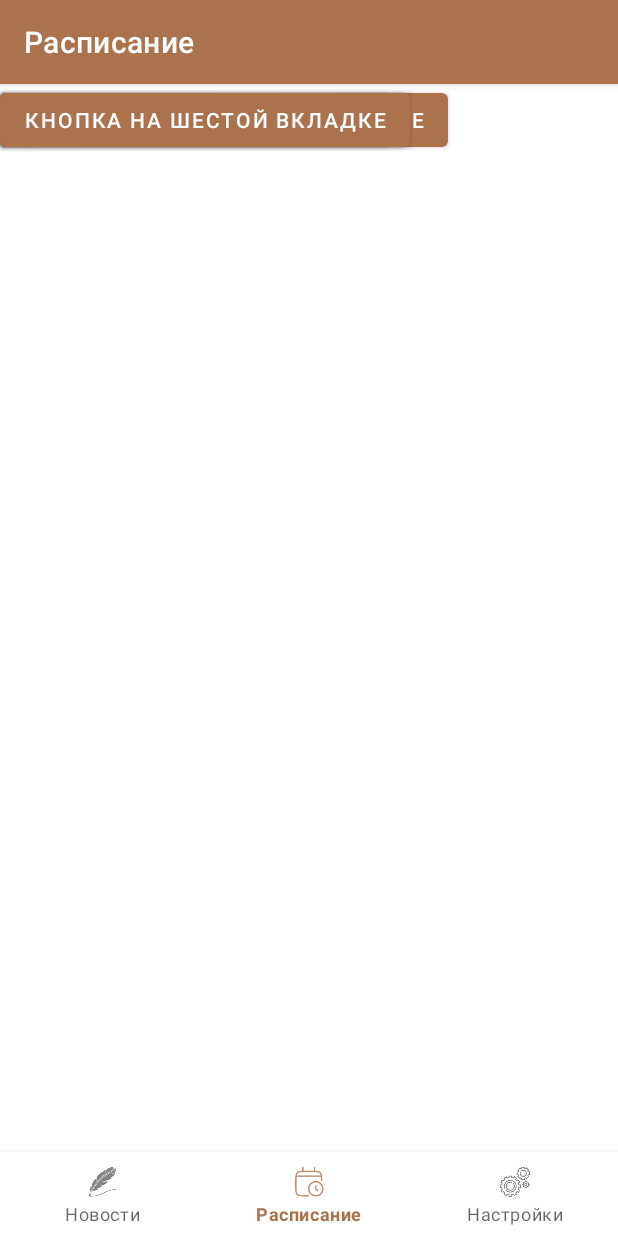
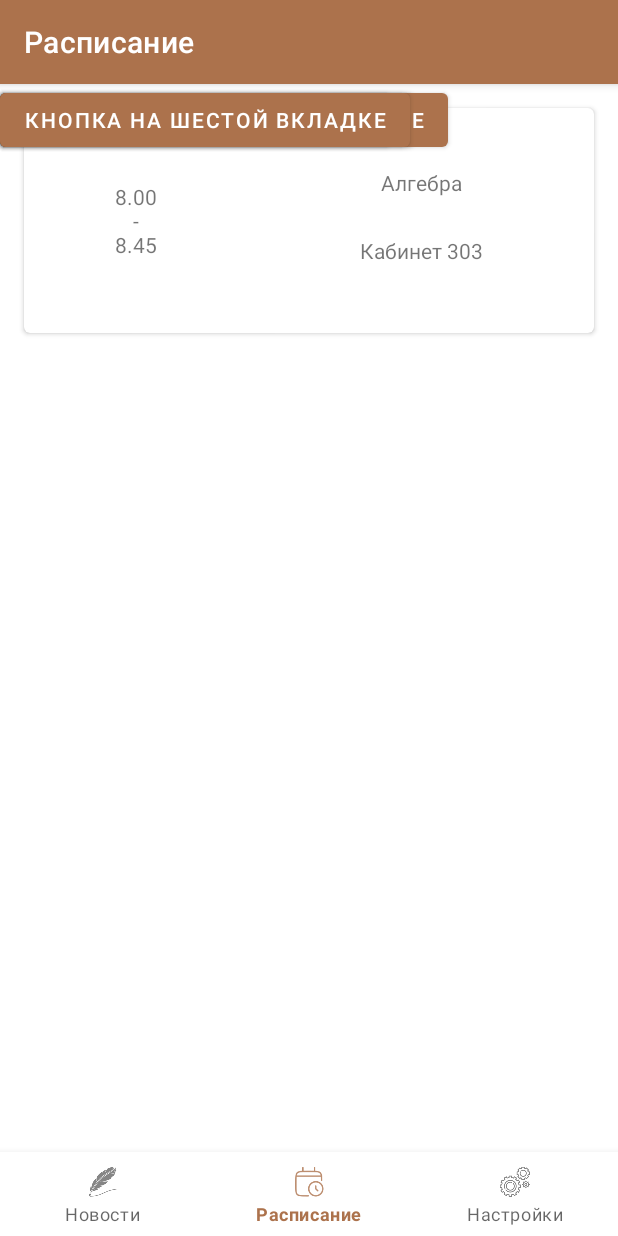
Before and after one commit to MrSmIlEyar/software_for_the_lyceum9_java, an Android app: the DashboardFragment screen opened through its navigation route, on a phone screen of 412 x 824 dp. Run offline under Robolectric (Android 15) with nearby library versions, the phone set to English and light mode, and no system bars; our stand-ins replace navigation-ui.

Commit message:
design raspisanie

```diff
--- a/app/src/main/AndroidManifest.xml
+++ b/app/src/main/AndroidManifest.xml
@@ -18,10 +18,6 @@
             android:exported="false"
             android:label="@string/title_activity_signup" />
         <activity
-            android:name=".main2"
-            android:exported="false"
-            android:label="@string/title_activity_main2" />
-        <activity
             android:name=".MainActivity"
             android:exported="true"
             android:label="@string/app_name">
@@ -31,6 +27,10 @@
                 <category android:name="android.intent.category.LAUNCHER" />
             </intent-filter>
         </activity>
+        <activity
+            android:name=".main2"
+            android:exported="false"
+            android:label="@string/title_activity_main2" />
     </application>
 
 </manifest>
--- a/app/src/main/res/layout/fragment_dashboard.xml
+++ b/app/src/main/res/layout/fragment_dashboard.xml
@@ -37,14 +37,65 @@
                     <LinearLayout
                         android:id="@+id/tab1"
                         android:layout_width="match_parent"
-                        android:layout_height="match_parent" >
+                        android:layout_height="match_parent">
 
-                        <Button
-                            android:id="@+id/button1"
-                            android:layout_width="wrap_content"
-                            android:layout_height="wrap_content"
-                            android:text="Кнопка на первой вкладке" />
+                        <RelativeLayout
+                            android:layout_width="match_parent"
+                            android:layout_height="match_parent">
 
+                            <androidx.cardview.widget.CardView
+                                android:id="@+id/card_view"
+                                style="@style/MyCardViewStyle"
+                                android:layout_width="match_parent"
+                                android:layout_height="150sp"
+                                android:layout_gravity="center"
+                                android:layout_marginHorizontal="16dp"
+                                android:layout_marginVertical="16dp"
+                                app:cardCornerRadius="4dp"
+                                app:contentPaddingBottom="0sp"
+                                app:contentPaddingLeft="0sp"
+                                app:contentPaddingRight="0sp"
+                                app:contentPaddingTop="0sp"
+                                app:layout_constraintBottom_toBottomOf="parent"
+                                tools:layout_editor_absoluteX="16dp">
+
+                                <RelativeLayout
+                                    android:id = "@+id/cardlayout"
+                                    android:layout_width="match_parent"
+                                    android:layout_height="match_parent">
+
+                                    <TextView
+                                        android:id="@+id/textView15"
+                                        style="@style/LeftTextViewStyle"
+                                        android:layout_width="150sp"
+                                        android:layout_height="match_parent"
+                                        android:gravity="center"
+                                        android:text="8.00\n-\n8.45" />
+
+                                    <TextView
+                                        android:id="@+id/textView16"
+                                        style="@style/RightTextViewStyle"
+                                        android:layout_width="match_parent"
+                                        android:layout_height="75sp"
+                                        android:layout_toRightOf="@+id/textView15"
+                                        android:gravity="center_horizontal"
+                                        android:paddingTop="40sp"
+                                        android:text="Алгебра" />
+
+                                    <TextView
+                                        android:id="@+id/textView17"
+                                        android:layout_width="match_parent"
+                                        android:layout_height="75sp"
+                                        android:layout_below="@+id/textView16"
+                                        android:layout_toRightOf="@+id/textView15"
+                                        android:gravity="center_horizontal"
+                                        android:paddingTop="10sp"
+                                        android:text="Кабинет 303" />
+                                </RelativeLayout>
+
+                            </androidx.cardview.widget.CardView>
+
+                        </RelativeLayout>
                     </LinearLayout>
                 </LinearLayout>
 
@@ -53,10 +104,11 @@
                     android:layout_width="match_parent"
                     android:layout_height="match_parent"
                     android:orientation="vertical">
+
                     <LinearLayout
                         android:id="@+id/tab2"
                         android:layout_width="match_parent"
-                        android:layout_height="match_parent" >
+                        android:layout_height="match_parent">
 
                         <Button
                             android:id="@+id/button2"
--- a/app/src/main/res/values-night/themes.xml
+++ b/app/src/main/res/values-night/themes.xml
@@ -1,6 +1,6 @@
 <resources xmlns:tools="http://schemas.android.com/tools">
     <!-- Base application theme. -->
-    <style name="Theme.MyLyceum" parent="Theme.MaterialComponents.DayNight.NoActionBar">
+    <style name="Theme.MyLyceum" parent="Theme.MaterialComponents.DayNight.DarkActionBar">
         <!-- Primary brand color. -->
         <item name="colorPrimary">@color/purple_200</item>
         <item name="colorPrimaryVariant">@color/purple_700</item>
```
